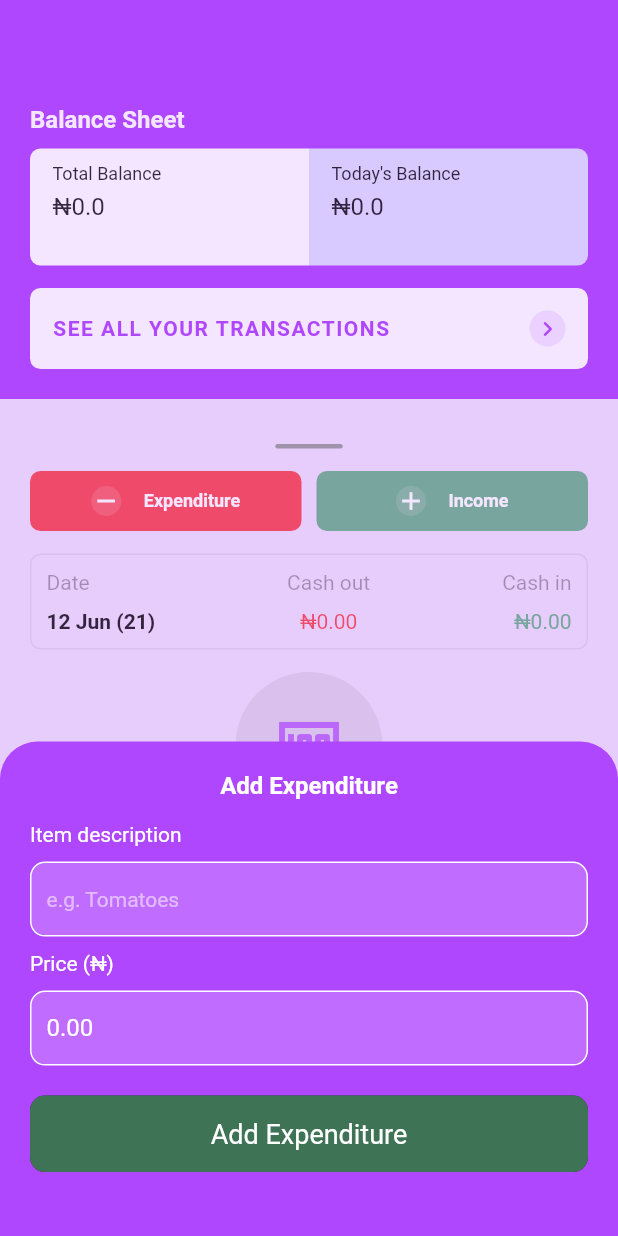
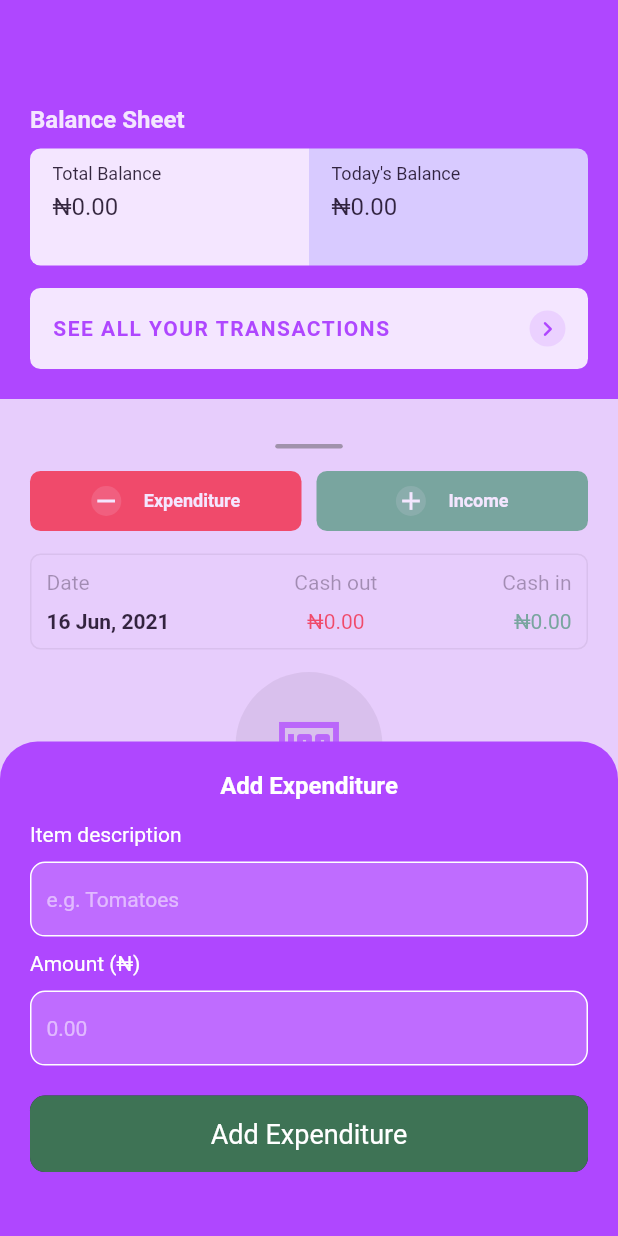
Before and after one commit to benjaminudoh10/balance-sheet, a Flutter app: the screen it shows after launch, after a tap on "Expenditure", on a phone screen of 412 x 824 dp. Run offline on Flutter 3.47's test engine with Material 2 defaults, Android fonts, the light colour scheme and no system bars; our stand-ins replace flutter_spinkit, get, modal_bottom_sheet, sqflite; accounts and stored records are empty.

Commit message:
[Ben] Added sqlite db and implemented main view functionality
Signed-off-by: Benjamin Udoh <benjaminudoh10@gmail.com>

```diff
--- /dev/null
+++ b/lib/controllers/bottomNavController.dart
@@ -0,0 +1,9 @@
+import 'package:get/get.dart';
+
+class BottomNavController extends GetxController {
+  RxInt index = 0.obs;
+
+  setIndex(int i) {
+    index.value = i;
+  }
+}
--- /dev/null
+++ b/lib/controllers/transactionController.dart
@@ -0,0 +1,67 @@
+import 'package:balance_sheet/database/operations.dart' as db;
+import 'package:balance_sheet/models/transaction.dart';
+import 'package:get/get.dart';
+
+class TransactionController extends GetxController {
+  RxBool addingTransaction = false.obs;
+  RxString description = "".obs;
+  RxDouble amount = 0.0.obs;
+
+  RxInt total = 0.obs;
+  RxInt todaysExpense = 0.obs;
+  RxInt todaysIncome = 0.obs;
+
+  var transactions = [].obs;
+
+  @override
+  void onReady() {
+    super.onReady();
+
+    DateTime currentDate = DateTime.now();
+    DateTime startOfToday = DateTime(
+      currentDate.year,
+      currentDate.month,
+      currentDate.day,
+    );
+    DateTime endOfToday = DateTime(
+      currentDate.year,
+      currentDate.month,
+      currentDate.day,
+      23,
+      59,
+      59,
+      999,
+    );
+
+    getTransactions(
+      startOfToday.millisecondsSinceEpoch,
+      endOfToday.millisecondsSinceEpoch,
+    );
+    getTotalBalance();
+    getTodaysBalance();
+  }
+
+  addTransaction(Transaction transaction) async {
+    addingTransaction.value = true;
+    await db.addTransaction(transaction);
+    addingTransaction.value = false;
+    Get.back();
+  }
+
+  getTransactions(int startMillisecond, int endMillisecond) async {
+    transactions.value = await db.getAllTransactions(
+      startMillisecond,
+      endMillisecond
+    );
+  }
+
+  getTotalBalance() async {
+    total.value = await db.getBalances();
+  }
+
+  getTodaysBalance() async {
+    Map<String, dynamic> todaysData = await db.getTodayBalances();
+    todaysExpense.value = todaysData['expenses'] ?? 0;
+    todaysIncome.value = todaysData['income'] ?? 0;
+  }
+}
--- /dev/null
+++ b/lib/database/db.dart
@@ -0,0 +1,42 @@
+import 'dart:io' as io;
+import 'package:path_provider/path_provider.dart';
+import 'package:sqflite/sqflite.dart';
+import 'package:path/path.dart';
+
+class AppDb {
+  static final AppDb _instance = new AppDb.internal();
+
+  factory AppDb() => _instance;
+  static Database _db;
+
+  Future<Database> get db async {
+    if (_db != null) {
+      return _db;
+    }
+    _db = await initDb();
+    return _db;
+  }
+
+  AppDb.internal();
+
+  initDb() async {
+    io.Directory documentDirectory = await getApplicationDocumentsDirectory();
+    String path = join(documentDirectory.path, "transaction.db");
+    var taskDb = await openDatabase(
+      path,
+      version: 1,
+      onCreate: (Database db, int version) async {
+        await db.execute("""
+          CREATE TABLE transactions(
+            id INTEGER PRIMARY KEY,
+            description TEXT NOT NULL,
+            type TEXT NOT NULL,
+            amount INTEGER NOT NULL,
+            date INTEGER NOT NULL
+          )"""
+        );
+      }
+    );
+    return taskDb;
+  }
+}
--- /dev/null
+++ b/lib/database/operations.dart
@@ -0,0 +1,37 @@
+import 'package:balance_sheet/database/db.dart';
+import 'package:balance_sheet/models/transaction.dart';
+
+Future addTransaction(Transaction transaction) async {
+  Map<String, dynamic> data = transaction.toJson();
+
+  final dbClient = await AppDb().db;
+  int res = await dbClient.insert("transactions", data);
+  return res;
+}
+
+Future<List<Transaction>> getAllTransactions(int startTime, int endTime) async {
+  var dbClient = await AppDb().db;
+  final transactions = await dbClient.rawQuery("SELECT * FROM transactions WHERE date >= $startTime AND date <= $endTime");
+
+  return transactions.map((transaction) => Transaction.fromJson(transaction)).toList();
+}
+
+Future<int> getBalances() async {
+  var dbClient = await AppDb().db;
+  final totalExpenses = await dbClient.rawQuery("SELECT SUM(amount) as total FROM transactions WHERE type = 'expenditure'");
+  final totalIncome = await dbClient.rawQuery("SELECT SUM(amount) as total FROM transactions WHERE type = 'income'");
+  return (totalIncome[0]['total'] - totalExpenses[0]['total']);
+}
+
+Future<Map<String, int>> getTodayBalances() async {
+  DateTime today = DateTime.now();
+  int start = DateTime(today.year, today.month, today.day).millisecondsSinceEpoch;
+  int end = DateTime(today.year, today.month, today.day, 23, 59, 59, 999).millisecondsSinceEpoch;
+  var dbClient = await AppDb().db;
+  final totalExpenses = await dbClient.rawQuery("SELECT SUM(amount) as total FROM transactions WHERE type = 'expenditure' AND date >= $start AND date <= $end");
+  final totalIncome = await dbClient.rawQuery("SELECT SUM(amount) as total FROM transactions WHERE type = 'income' AND date >= $start AND date <= $end");
+  return {
+    'expenses': totalExpenses[0]['total'],
+    'income': totalIncome[0]['total'],
+  };
+}
--- a/lib/main.dart
+++ b/lib/main.dart
@@ -1,4 +1,6 @@
 import 'package:balance_sheet/controllers/appController.dart';
+import 'package:balance_sheet/controllers/bottomNavController.dart';
+import 'package:balance_sheet/controllers/transactionController.dart';
 import 'package:balance_sheet/screens/splash.dart';
 import 'package:flutter/material.dart';
 import 'package:get/get.dart';
@@ -6,6 +8,8 @@ import 'package:get/get.dart';
 void main() {
   WidgetsFlutterBinding.ensureInitialized();
   Get.put(AppController());
+  Get.put(BottomNavController());
+  Get.put(TransactionController());
   Get.config(
     // enableLog: true,
     // defaultPopGesture: true,
--- /dev/null
+++ b/lib/models/transaction.dart
@@ -0,0 +1,30 @@
+import 'package:balance_sheet/screens/enums.dart';
+
+class Transaction {
+  Transaction({this.id, this.description, this.type, this.amount, this.date});
+
+  final int id;
+  final String description;
+  final TransactionType type;
+  final int amount;
+  final DateTime date;
+
+  Map<String, dynamic> toJson() {
+    return {
+      "description": this.description,
+      "type": this.type == TransactionType.income ? "income" : "expenditure",
+      "amount": this.amount,
+      "date": this.date.millisecondsSinceEpoch,
+    };
+  }
+
+  factory Transaction.fromJson(Map<String, dynamic> data) {
+    return Transaction(
+      id: data['id'],
+      amount: data['amount'],
+      description: data['description'],
+      type: data['type'] == "income" ? TransactionType.income : TransactionType.expenditure,
+      date: DateTime.fromMillisecondsSinceEpoch(data['date'])
+    );
+  }
+}
--- a/lib/screens/home.dart
+++ b/lib/screens/home.dart
@@ -1,24 +1,30 @@
+import 'package:balance_sheet/controllers/bottomNavController.dart';
 import 'package:balance_sheet/screens/main_screen.dart';
 import 'package:flutter/material.dart';
+import 'package:get/get.dart';
 
 class Home extends StatelessWidget {
+  final BottomNavController _bottomNavController = Get.find();
+
   @override
   Widget build(BuildContext context) {
-    return Scaffold(
-      body: MainView(),
+    return Obx(() => Scaffold(
+      body: _bottomNavController.index.value == 0
+        ? MainView()
+        : Container(color: Colors.green,),
       bottomNavigationBar: BottomNavigationBar(
         backgroundColor: Color(0xffE6E2F4),
         selectedItemColor: Color(0xFFC77DFF),
         unselectedItemColor: Color(0xFFECCAFF),
         type: BottomNavigationBarType.fixed,
-        currentIndex: 0,
-        onTap: (index) {},
+        currentIndex: _bottomNavController.index.value,
+        onTap: _bottomNavController.setIndex,
         items: [
           _buildBottomNavigationBarItem(icon: Icons.money_outlined, label: "Base"),
           _buildBottomNavigationBarItem(icon: Icons.people_outline, label: "People"),
         ],
       ),
-    );
+    ));
   }
 
   BottomNavigationBarItem _buildBottomNavigationBarItem({IconData icon, String label}) {
--- a/lib/screens/main_screen.dart
+++ b/lib/screens/main_screen.dart
@@ -1,6 +1,8 @@
+import 'package:balance_sheet/controllers/transactionController.dart';
 import 'package:balance_sheet/screens/enums.dart';
 import 'package:balance_sheet/screens/new_income_form.dart';
 import 'package:balance_sheet/screens/report.dart';
+import 'package:balance_sheet/utils.dart';
 import 'package:balance_sheet/widgets/widgets.dart';
 import 'package:flutter/material.dart';
 import 'package:get/get.dart';
@@ -8,6 +10,8 @@ import 'package:get/get.dart';
 const double APP_WIDTH = 20.0;
 
 class MainView extends StatelessWidget {
+  final TransactionController _transactionController = Get.find();
+
   @override
   Widget build(BuildContext context) {
     return Container(
@@ -100,11 +104,13 @@ class MainView extends StatelessWidget {
                       _buildButton(TransactionType.income),
                     ],
                   ),
-                  totalDayTransaction(),
+                  totalDayTransaction(
+                    formatAmount(_transactionController.todaysIncome.value),
+                    formatAmount(_transactionController.todaysExpense.value),
+                  ),
                   Expanded(
-                    child: ListView(
-                      children: [
-                        Container(
+                    child: _transactionController.transactions.length == 0
+                      ? Container(
                           child: Column(
                             children: [
                               roundedIcon(
@@ -124,13 +130,12 @@ class MainView extends StatelessWidget {
                               ),
                             ],
                           ),
-                        ),
-                        singleTransactionContainer({"title": "Newest", "time": "11:07 PM", "amount": "5000.00", "type": "income"}),
-                        singleTransactionContainer({"title": "Newest", "time": "11:07 PM", "amount": "5000.00"}),
-                        singleTransactionContainer({"title": "Newest", "time": "11:07 PM", "amount": "5000.00"}),
-                        singleTransactionContainer({"title": "Newest", "time": "11:07 PM", "amount": "5000.00"}),
-                      ],
-                    ),
+                        )
+                      : ListView(
+                          children: _transactionController.transactions.map(
+                            (transaction) => singleTransactionContainer(transaction)
+                          ).toList(),
+                        )
                   ),
                 ],
               ),
@@ -190,9 +195,11 @@ Widget _buildButton(TransactionType type) {
 }
 
 class TotalContainer extends StatelessWidget {
+  final TransactionController _transactionController = Get.find();
+
   @override
   Widget build(BuildContext context) {
-    return Container(
+    return Obx(() => Container(
       margin: EdgeInsets.only(top: 10.0),
       width: 500,
       decoration: BoxDecoration(
@@ -202,14 +209,24 @@ class TotalContainer extends StatelessWidget {
         mainAxisAlignment: MainAxisAlignment.start,
         crossAxisAlignment: CrossAxisAlignment.start,
         children: [
-          _buildBalanceSection('Total Balance', 0.00, Colors.white, true),
-          _buildBalanceSection("Today's Balance", 0.00, Color(0xffdedeff), false),
+          _buildBalanceSection(
+            'Total Balance',
+            _transactionController.total.value,
+            Colors.white,
+            true,
+          ),
+          _buildBalanceSection(
+            "Today's Balance",
+            _transactionController.todaysIncome.value - _transactionController.todaysExpense.value,
+            Color(0xffdedeff),
+            false,
+          ),
         ],
       ),
-    );
+    ));
   }
 
-  Widget _buildBalanceSection(String text, double amount, Color color, bool leftPosition) {
+  Widget _buildBalanceSection(String text, int amount, Color color, bool leftPosition) {
     return Expanded(
       child: Container(
         padding: EdgeInsets.only(
@@ -235,7 +252,7 @@ class TotalContainer extends StatelessWidget {
                 bottom: 5.0,
               ),
             ),
-            Text('₦$amount', style: TextStyle(fontSize: 16.0)),
+            Text('${formatAmount(amount)}', style: TextStyle(fontSize: 16.0)),
           ],
         ),
       ),
--- a/lib/screens/new_income_form.dart
+++ b/lib/screens/new_income_form.dart
@@ -1,11 +1,15 @@
+import 'package:balance_sheet/controllers/transactionController.dart';
+import 'package:balance_sheet/models/transaction.dart';
 import 'package:balance_sheet/screens/enums.dart';
 import 'package:flutter/material.dart';
+import 'package:flutter_spinkit/flutter_spinkit.dart';
 import 'package:get/get.dart';
 
 class IncomeForm extends StatelessWidget {
   IncomeForm({this.type});
 
   final TransactionType type;
+  final TransactionController _transactionController = Get.find();
 
   @override
   Widget build(BuildContext context) {
@@ -44,21 +48,29 @@ class IncomeForm extends StatelessWidget {
                 ),
                 _buildTextField(
                   placeholder: "e.g. Tomatoes",
-                  // autofocus: true,
+                  defaultValue: _transactionController.description.value,
+                  type: "description",
                 ),
                 Text(
-                  "Price (₦)",
+                  "Amount (₦)",
                   style: TextStyle(
                     color: Colors.white,
                   ),
                 ),
                 _buildTextField(
-                  defaultValue: "0.00",
+                  placeholder: "0.00",
                   keyboardType: TextInputType.numberWithOptions(decimal: true),
+                  type: "amount",
                 ),
                 GestureDetector(
-                  onTap: () {
-                    print('here');
+                  onTap: () async {
+                    Transaction transaction = Transaction(
+                      description: _transactionController.description.value,
+                      type: this.type,
+                      amount: (_transactionController.amount.value * 100).toInt(),
+                      date: DateTime.now(),
+                    );
+                    await _transactionController.addTransaction(transaction);
                   },
                   child: Container(
                     decoration: BoxDecoration(
@@ -74,7 +86,12 @@ class IncomeForm extends StatelessWidget {
                       horizontal: 20.0
                     ),
                     child: Center(
-                      child: Text(
+                      child: _transactionController.addingTransaction.value
+                        ? const SpinKitThreeBounce(
+                            color: Colors.white,
+                            size: 20.0,
+                          )
+                        : Text(
                             this.type == TransactionType.income ? "Add Income" : "Add Expenditure",
                             style: TextStyle(
                               color: Colors.white,
@@ -92,7 +109,7 @@ class IncomeForm extends StatelessWidget {
     );
   }
 
-  Widget _buildTextField({String placeholder, String defaultValue, TextInputType keyboardType, bool autofocus = false}) {
+  Widget _buildTextField({String placeholder, String defaultValue, TextInputType keyboardType, bool autofocus = false, String type}) {
     return Container(
       decoration: BoxDecoration(
         border: Border.all(color: Colors.white),
@@ -121,6 +138,13 @@ class IncomeForm extends StatelessWidget {
         enableSuggestions: true,
         initialValue: defaultValue,
         keyboardType: keyboardType,
+        onChanged: (value) {
+          if (type == 'description') {
+            _transactionController.description.value = value;
+          } else {
+            _transactionController.amount.value = double.parse(value);
+          }
+        },
       ),
     );
   }
--- a/lib/screens/report.dart
+++ b/lib/screens/report.dart
@@ -311,13 +311,13 @@ void _showTransactions() {
                     ),
                   ],
                 ),
-                totalDayTransaction(),
-                singleTransactionContainer({"title": "Newest", "time": "11:07 PM", "amount": "5000.00", "type": "income"}),
-                singleTransactionContainer({"title": "Newest", "time": "11:07 PM", "amount": "5000.00", "type": "expenditure"}),
-                singleTransactionContainer({"title": "Newest", "time": "11:07 PM", "amount": "5000.00", "type": "expenditure"}),
-                singleTransactionContainer({"title": "Newest", "time": "11:07 PM", "amount": "5000.00", "type": "income"}),
-                singleTransactionContainer({"title": "Newest", "time": "11:07 PM", "amount": "5000.00", "type": "income"}),
-                singleTransactionContainer({"title": "Newest", "time": "11:07 PM", "amount": "5000.00", "type": "expenditure"}),
+                totalDayTransaction('N0.00', 'N0.00'),
+                // singleTransactionContainer({"title": "Newest", "time": "11:07 PM", "amount": "5000.00", "type": "income"}),
+                // singleTransactionContainer({"title": "Newest", "time": "11:07 PM", "amount": "5000.00", "type": "expenditure"}),
+                // singleTransactionContainer({"title": "Newest", "time": "11:07 PM", "amount": "5000.00", "type": "expenditure"}),
+                // singleTransactionContainer({"title": "Newest", "time": "11:07 PM", "amount": "5000.00", "type": "income"}),
+                // singleTransactionContainer({"title": "Newest", "time": "11:07 PM", "amount": "5000.00", "type": "income"}),
+                // singleTransactionContainer({"title": "Newest", "time": "11:07 PM", "amount": "5000.00", "type": "expenditure"}),
               ],
             ),
           ),
--- /dev/null
+++ b/lib/utils.dart
@@ -0,0 +1,37 @@
+import 'package:intl/intl.dart';
+
+String getMonth(int month) {
+  switch (month) {
+    case 1:
+      return 'Jan';
+    case 2:
+      return 'Feb';
+    case 3:
+      return 'Mar';
+    case 4:
+      return 'Apr';
+    case 5:
+      return 'May';
+    case 6:
+      return 'Jun';
+    case 7:
+      return 'Jul';
+    case 8:
+      return 'Aug';
+    case 9:
+      return 'Sep';
+    case 10:
+      return 'Oct';
+    case 11:
+      return 'Nov';
+    case 12:
+      return 'Dec';
+    default:
+      return '';
+  }
+}
+
+String formatAmount(kobo) {
+  final formatCurrency = new NumberFormat.simpleCurrency(name: 'NGN');
+  return formatCurrency.format(kobo / 100);
+}
--- a/lib/widgets/widgets.dart
+++ b/lib/widgets/widgets.dart
@@ -1,4 +1,7 @@
+import 'package:balance_sheet/models/transaction.dart';
 import 'package:balance_sheet/screens/details.dart';
+import 'package:balance_sheet/screens/enums.dart';
+import 'package:balance_sheet/utils.dart';
 import 'package:flutter/material.dart';
 import 'package:get/get.dart';
 
@@ -17,7 +20,9 @@ Widget roundedIcon({IconData icon, Color iconColor, double iconSize, Color conta
   );
 }
 
-Widget totalDayTransaction() {
+Widget totalDayTransaction(String income, String expense) {
+  DateTime currentDate = DateTime.now();
+
   return Container(
     decoration: BoxDecoration(
       border: Border.all(color: Color(0x11000000)),
@@ -43,7 +48,7 @@ Widget totalDayTransaction() {
               ),
             ),
             Text(
-              '12 Jun (21)',
+              '${currentDate.day} ${getMonth(currentDate.month)}, ${currentDate.year}',
               style: TextStyle(
                 fontWeight: FontWeight.bold,
               ),
@@ -62,7 +67,7 @@ Widget totalDayTransaction() {
               ),
             ),
             Text(
-              '₦0.00',
+              expense,
               style: TextStyle(
                 color: Color(0xaaff0000)
               ),
@@ -82,7 +87,7 @@ Widget totalDayTransaction() {
               ),
             ),
             Text(
-              '₦0.00',
+              income,
               style: TextStyle(
                 color: Color(0xdd5DAC7F)
               ),
@@ -119,7 +124,7 @@ Widget roundedButton({String text, Color textColor, Color color, Function action
   );
 }
 
-Widget singleTransactionContainer(Map<String, String> details) {
+Widget singleTransactionContainer(Transaction transaction) {
   return GestureDetector(
     onTap: () => Get.to(
       TransactionDetails(),
@@ -146,14 +151,14 @@ Widget singleTransactionContainer(Map<String, String> details) {
               crossAxisAlignment: CrossAxisAlignment.start,
               children: [
                 Text(
-                  "${details['title']}",
+                  "${transaction.description}",
                   style: TextStyle(
                     fontWeight: FontWeight.bold,
                   ),
                 ),
                 SizedBox(height: 5.0),
                 Text(
-                  "${details['time']}",
+                  "${transaction.date}",
                   style: TextStyle(
                     color: Color(0xaa000000),
                     fontSize: 10.0,
@@ -170,7 +175,7 @@ Widget singleTransactionContainer(Map<String, String> details) {
             margin: EdgeInsets.only(top: 10.0),
             padding: EdgeInsets.all(15.0),
             decoration: BoxDecoration(
-              color: details['type'] == 'income' ? Color(0x335DAC7F) : Color(0x11ff0000),
+              color: transaction.type == TransactionType.income ? Color(0x335DAC7F) : Color(0x11ff0000),
               borderRadius: BorderRadius.only(
                 topRight: Radius.circular(7.0),
                 bottomRight: Radius.circular(7.0)
@@ -178,9 +183,9 @@ Widget singleTransactionContainer(Map<String, String> details) {
             ),
             child: Center(
               child: Text(
-                '₦${details['amount']}',
+                '${formatAmount(transaction.amount)}',
                 style: TextStyle(
-                  color: details['type'] == 'income' ? Color(0xff5DAC7F) : Color(0xffff0000),
+                  color: transaction.type == TransactionType.income ? Color(0xff5DAC7F) : Color(0xffff0000),
                 ),
               ),
             ),
--- a/pubspec.yaml
+++ b/pubspec.yaml
@@ -31,6 +31,9 @@ dependencies:
   flutter_spinkit: "^4.1.2"
   get: ^4.1.4
   modal_bottom_sheet: ^2.0.0
+  sqflite: ^1.3.1+1
+  path_provider: ^1.6.14
+  intl: any
 
 dev_dependencies:
   flutter_test:
```
Also changed, not shown: pubspec.lock, 6 other files. Lines whose indentation alone changed are shown as unchanged.
